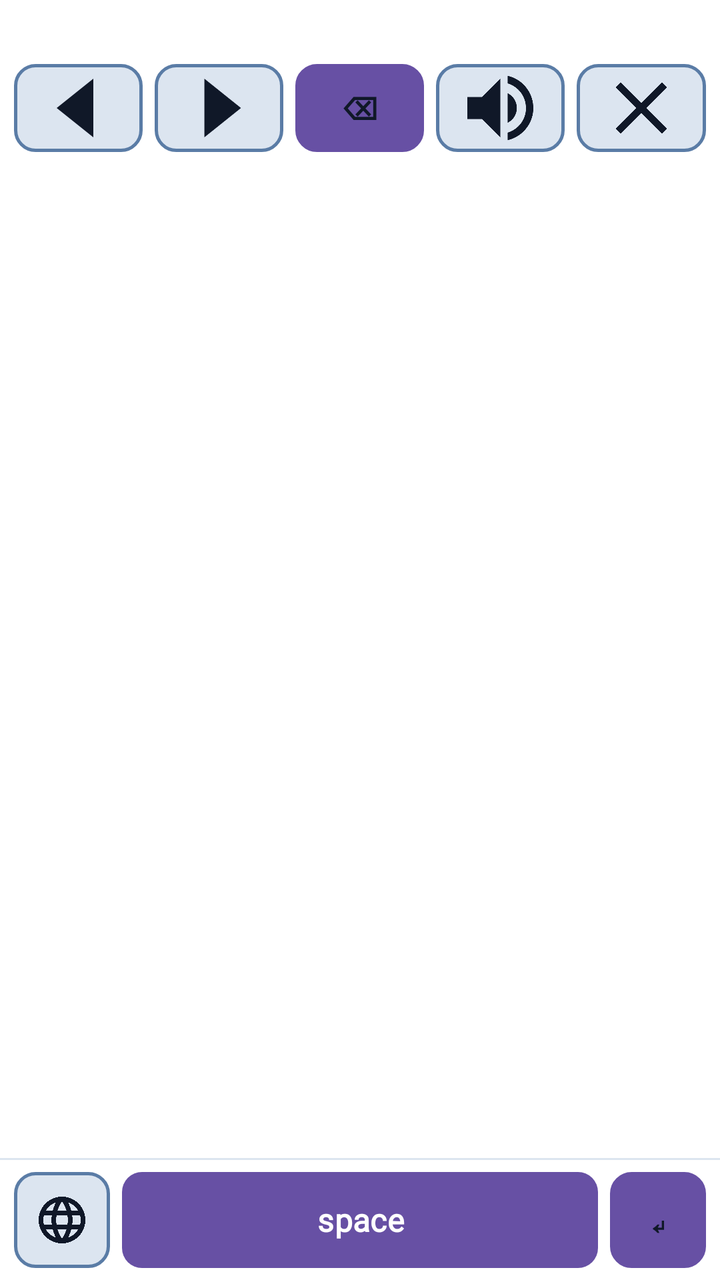
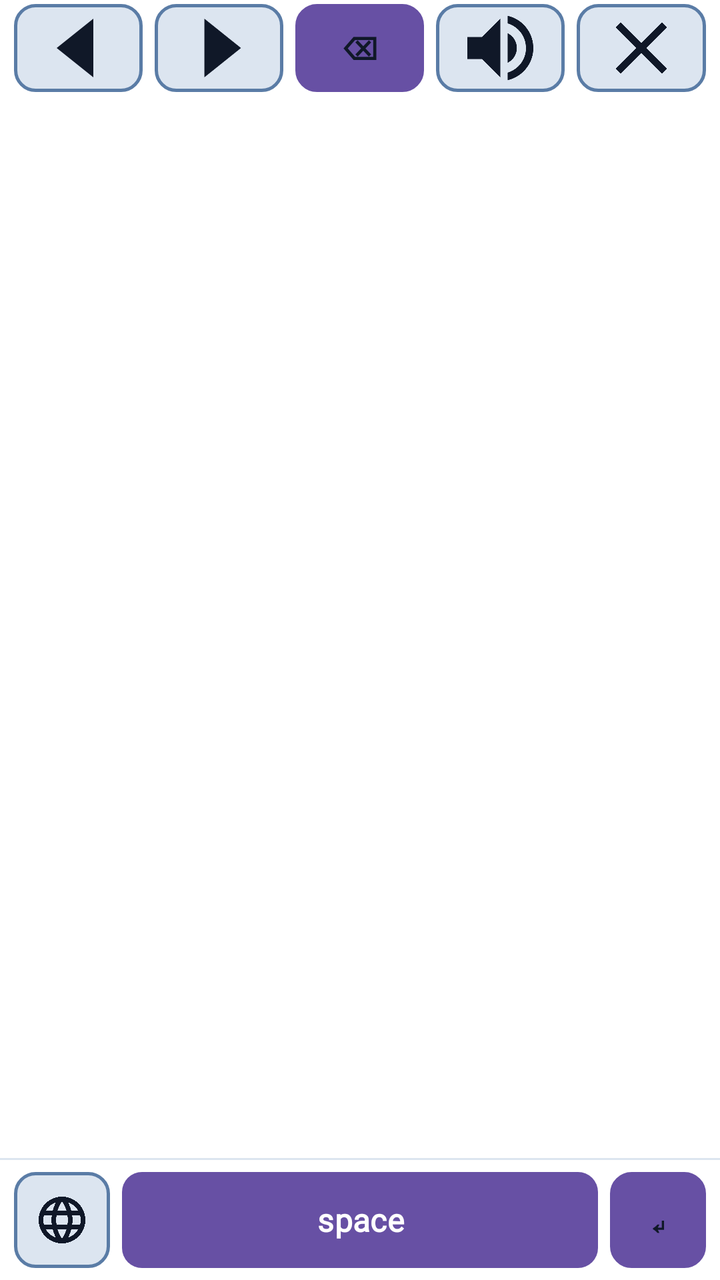

Screens rendered from an Android XML layout before and after an edit, with the pre-edit source and the edit as a unified diff.
<!-- AndroidManifest.xml: application theme Theme.PictoKeyboard -->
<!-- res/layout/keyboard_view.xml -->
<?xml version="1.0" encoding="utf-8"?>
<LinearLayout xmlns:android="http://schemas.android.com/apk/res/android"
    xmlns:app="http://schemas.android.com/apk/res-auto"
    android:layout_width="match_parent"
    android:layout_height="wrap_content"
    android:background="@color/paper"
    android:orientation="vertical">

    
    <androidx.recyclerview.widget.RecyclerView
        android:id="@+id/list_boards"
        android:layout_width="match_parent"
        android:layout_height="@dimen/kb_tab_height"
        android:background="@color/line"
        android:clipToPadding="false"
        android:visibility="gone" />

    
    <LinearLayout
        android:id="@+id/sentence_bar"
        android:layout_width="match_parent"
        android:layout_height="@dimen/kb_sentence_bar_height"
        android:orientation="vertical">

        
        <HorizontalScrollView
            android:id="@+id/sentence_scroll"
            android:layout_width="match_parent"
            android:layout_height="@dimen/kb_phrase_height"
            android:fillViewport="true"
            android:scrollbars="none">

            <TextView
                android:id="@+id/sentence_text"
                android:layout_width="wrap_content"
                android:layout_height="match_parent"
                android:fontFamily="@font/atkinson_hyperlegible"
                android:gravity="center_vertical"
                android:paddingHorizontal="8dp"
                android:textColor="@color/ink"
                android:textSize="16sp"
                android:textStyle="bold" />
        </HorizontalScrollView>

        
        <LinearLayout
            android:layout_width="match_parent"
            android:layout_height="@dimen/kb_sentence_keys_height"
            android:orientation="horizontal"
            android:paddingHorizontal="4dp"
            android:paddingVertical="2dp">

            
            <androidx.appcompat.widget.AppCompatImageButton
                android:id="@+id/key_prev_word"
                style="@style/KbKey.Recessive"
                android:layout_width="0dp"
                android:layout_height="match_parent"
                android:layout_weight="1"
                android:contentDescription="@string/kb_prev_word"
                android:minWidth="0dp"
                android:scaleType="fitCenter"
                android:src="@drawable/ic_prev_word"
                app:tint="@color/key_text_recessive" />

            <androidx.appcompat.widget.AppCompatImageButton
                android:id="@+id/key_next_word"
                style="@style/KbKey.Recessive"
                android:layout_width="0dp"
                android:layout_height="match_parent"
                android:layout_weight="1"
                android:contentDescription="@string/kb_next_word"
                android:minWidth="0dp"
                android:scaleType="fitCenter"
                android:src="@drawable/ic_next_word"
                app:tint="@color/key_text_recessive" />

            
            <Button
                android:id="@+id/key_backspace"
                style="@style/KbKey.Recessive"
                android:layout_width="0dp"
                android:layout_height="match_parent"
                android:layout_weight="1"
                android:contentDescription="@string/kb_backspace"
                android:minWidth="0dp"
                android:text="@string/kb_backspace_icon" />

            
            <Button
                android:id="@+id/key_beautify"
                style="@style/KbKey.Recessive"
                android:layout_width="0dp"
                android:layout_height="match_parent"
                android:layout_weight="1"
                android:contentDescription="@string/kb_beautify"
                android:minWidth="0dp"
                android:text="@string/kb_beautify_icon"
                android:visibility="gone" />

            
            <androidx.appcompat.widget.AppCompatImageButton
                android:id="@+id/key_speak"
                style="@style/KbKey.Recessive"
                android:layout_width="0dp"
                android:layout_height="match_parent"
                android:layout_weight="1"
                android:contentDescription="@string/kb_speak_all"
                android:minWidth="0dp"
                android:scaleType="fitCenter"
                android:src="@drawable/ic_speak"
                app:tint="@color/key_text_recessive" />

            <androidx.appcompat.widget.AppCompatImageButton
                android:id="@+id/key_clear"
                style="@style/KbKey.Recessive"
                android:layout_width="0dp"
                android:layout_height="match_parent"
                android:layout_weight="1"
                android:contentDescription="@string/kb_clear_sentence"
                android:minWidth="0dp"
                android:scaleType="fitCenter"
                android:src="@drawable/ic_clear_sentence"
                app:tint="@color/key_text_recessive" />

            
            <androidx.appcompat.widget.AppCompatImageButton
                android:id="@+id/key_assistance"
                style="@style/KbKey.Recessive"
                android:layout_width="0dp"
                android:layout_height="match_parent"
                android:layout_marginStart="10dp"
                android:layout_weight="1"
                android:background="@drawable/bg_key_assistance"
                android:contentDescription="@string/kb_assistance"
                android:minWidth="0dp"
                android:scaleType="fitCenter"
                android:src="@drawable/ic_assistance"
                android:visibility="gone"
                app:tint="@color/on_danger" />
        </LinearLayout>
    </LinearLayout>

    
    <LinearLayout
        android:id="@+id/keyboard_body"
        android:layout_width="match_parent"
        android:layout_height="@dimen/kb_body_height"
        android:layout_weight="1"
        android:orientation="horizontal">

        <androidx.recyclerview.widget.RecyclerView
            android:id="@+id/list_categories"
            android:layout_width="@dimen/kb_category_width"
            android:layout_height="match_parent"
            android:clipToPadding="false"
            android:paddingStart="6dp"
            android:paddingEnd="0dp"
            android:paddingVertical="4dp" />

        <androidx.recyclerview.widget.RecyclerView
            android:id="@+id/grid_pictos"
            android:layout_width="0dp"
            android:layout_height="match_parent"
            android:layout_weight="1"
            android:clipToPadding="false"
            android:padding="4dp" />
    </LinearLayout>

    <TextView
        android:id="@+id/empty_hint"
        android:layout_width="match_parent"
        android:layout_height="wrap_content"
        android:fontFamily="@font/atkinson_hyperlegible"
        android:gravity="center"
        android:padding="12dp"
        android:text="@string/kb_empty_hint"
        android:textColor="@color/ink_soft"
        android:textSize="14sp"
        android:visibility="gone" />

    
    <View
        android:layout_width="match_parent"
        android:layout_height="@dimen/kb_hairline"
        android:background="@color/line" />

    
    <LinearLayout
        android:layout_width="match_parent"
        android:layout_height="@dimen/kb_action_row_height"
        android:orientation="horizontal"
        android:paddingHorizontal="4dp"
        android:paddingVertical="6dp">

        
        <androidx.appcompat.widget.AppCompatImageButton
            android:id="@+id/key_switch"
            style="@style/KbKey.Recessive"
            android:layout_width="wrap_content"
            android:layout_height="48dp"
            android:contentDescription="@string/kb_switch"
            android:scaleType="fitCenter"
            android:src="@drawable/ic_switch_keyboard"
            app:tint="@color/key_text_recessive" />

        <Button
            android:id="@+id/key_space"
            style="@style/KbKey.Primary"
            android:layout_width="0dp"
            android:layout_height="48dp"
            android:layout_weight="1"
            android:text="@string/kb_space" />

        <Button
            android:id="@+id/key_enter"
            style="@style/KbKey.Recessive"
            android:layout_width="wrap_content"
            android:layout_height="48dp"
            android:contentDescription="@string/kb_enter"
            android:text="@string/kb_enter_icon" />
    </LinearLayout>

</LinearLayout>
<!-- resources referenced by this layout -->
<resources>
  <color name="ink">#FF101828</color>
  <color name="ink_soft">#FF4A5568</color>
  <color name="line">#FFDCE5F0</color>
  <color name="on_danger">#FFFFFFFF</color>
  <color name="paper">#FFFFFFFF</color>
  <dimen name="kb_action_row_height">60dp</dimen>
  <dimen name="kb_body_height">280dp</dimen>
  <dimen name="kb_category_width">96dp</dimen>
  <dimen name="kb_hairline">1dp</dimen>
  <dimen name="kb_phrase_height">30dp</dimen>
  <dimen name="kb_sentence_bar_height">78dp</dimen>
  <dimen name="kb_sentence_keys_height">48dp</dimen>
  <dimen name="kb_tab_height">52dp</dimen>
  <!-- drawable bg_key_assistance (drawable) -->
  <?xml version="1.0" encoding="utf-8"?>
  <selector xmlns:android="http://schemas.android.com/apk/res/android">
      <item android:state_pressed="true">
          <shape android:shape="rectangle">
              <solid android:color="@color/ink" />
              <corners android:radius="10dp" />
          </shape>
      </item>
      <item>
          <shape android:shape="rectangle">
              <solid android:color="@color/danger" />
              <corners android:radius="10dp" />
          </shape>
      </item>
  </selector>
  <!-- drawable ic_clear_sentence (drawable) -->
  <?xml version="1.0" encoding="utf-8"?>
  <vector xmlns:android="http://schemas.android.com/apk/res/android"
      android:width="24dp"
      android:height="24dp"
      android:viewportWidth="24"
      android:viewportHeight="24">
      <path
          android:fillColor="@color/ink"
          android:pathData="M19,6.41L17.59,5 12,10.59 6.41,5 5,6.41 10.59,12 5,17.59 6.41,19 12,13.41 17.59,19 19,17.59 13.41,12z" />
  </vector>
  <!-- drawable ic_next_word (drawable) -->
  <?xml version="1.0" encoding="utf-8"?>
  <vector xmlns:android="http://schemas.android.com/apk/res/android"
      android:width="24dp"
      android:height="24dp"
      android:viewportWidth="24"
      android:viewportHeight="24">
      <path
          android:fillColor="@color/ink"
          android:pathData="M8,4L8,20 18,12Z" />
  </vector>
  <!-- drawable ic_prev_word (drawable) -->
  <?xml version="1.0" encoding="utf-8"?>
  <vector xmlns:android="http://schemas.android.com/apk/res/android"
      android:width="24dp"
      android:height="24dp"
      android:viewportWidth="24"
      android:viewportHeight="24">
      <path
          android:fillColor="@color/ink"
          android:pathData="M16,4L16,20 6,12Z" />
  </vector>
  <string name="kb_assistance">Call for help</string>
  <string name="kb_backspace">Backspace</string>
  <string name="kb_backspace_icon" translatable="false">⌫</string>
  <string name="kb_beautify">Say it better</string>
  <string name="kb_beautify_icon">\u2728</string>
  <string name="kb_clear_sentence">Clear the phrase</string>
  <string name="kb_empty_hint">No categories yet. Open settings to set up the board.</string>
  <string name="kb_enter">Enter</string>
  <string name="kb_enter_icon" translatable="false">↵</string>
  <string name="kb_next_word">Next word</string>
  <string name="kb_prev_word">Previous word</string>
  <string name="kb_space">space</string>
  <string name="kb_speak_all">Say the whole phrase</string>
  <string name="kb_switch">Switch keyboard</string>
  <style name="KbKey.Primary">
          <item name="android:background">@drawable/bg_key_primary</item>
          <item name="android:textColor">@color/key_text_primary</item>
      </style>
  <style name="KbKey.Recessive">
          <item name="android:background">@drawable/bg_key_recessive</item>
          <item name="android:textColor">@color/key_text_recessive</item>
      </style>
  <style name="Theme.PictoKeyboard" parent="Theme.Material3.DayNight.NoActionBar">
          <item name="android:windowBackground">@color/paper</item>
      </style>
  <color name="danger">#FFA02B22</color>
  <color name="accent">#FF1A56A8</color>
  <color name="line_strong">#FF5A7CA6</color>
  <!-- unchanged entries left out for length: 5 -->
</resources>

<!-- the commit's change to res/layout/keyboard_view.xml (unified diff, before → after) -->
@@ -20,126 +20,99 @@
         android:id="@+id/sentence_bar"
         android:layout_width="match_parent"
         android:layout_height="@dimen/kb_sentence_bar_height"
-        android:orientation="vertical">
+        android:orientation="horizontal"
+        android:paddingHorizontal="4dp"
+        android:paddingVertical="2dp">
 
         
-        <HorizontalScrollView
-            android:id="@+id/sentence_scroll"
-            android:layout_width="match_parent"
-            android:layout_height="@dimen/kb_phrase_height"
-            android:fillViewport="true"
-            android:scrollbars="none">
+        <androidx.appcompat.widget.AppCompatImageButton
+            android:id="@+id/key_prev_word"
+            style="@style/KbKey.Recessive"
+            android:layout_width="0dp"
+            android:layout_height="match_parent"
+            android:layout_weight="1"
+            android:contentDescription="@string/kb_prev_word"
+            android:minWidth="0dp"
+            android:scaleType="fitCenter"
+            android:src="@drawable/ic_prev_word"
+            app:tint="@color/key_text_recessive" />
 
-            <TextView
-                android:id="@+id/sentence_text"
-                android:layout_width="wrap_content"
-                android:layout_height="match_parent"
-                android:fontFamily="@font/atkinson_hyperlegible"
-                android:gravity="center_vertical"
-                android:paddingHorizontal="8dp"
-                android:textColor="@color/ink"
-                android:textSize="16sp"
-                android:textStyle="bold" />
-        </HorizontalScrollView>
+        <androidx.appcompat.widget.AppCompatImageButton
+            android:id="@+id/key_next_word"
+            style="@style/KbKey.Recessive"
+            android:layout_width="0dp"
+            android:layout_height="match_parent"
+            android:layout_weight="1"
+            android:contentDescription="@string/kb_next_word"
+            android:minWidth="0dp"
+            android:scaleType="fitCenter"
+            android:src="@drawable/ic_next_word"
+            app:tint="@color/key_text_recessive" />
 
         
-        <LinearLayout
-            android:layout_width="match_parent"
-            android:layout_height="@dimen/kb_sentence_keys_height"
-            android:orientation="horizontal"
-            android:paddingHorizontal="4dp"
-            android:paddingVertical="2dp">
+        <Button
+            android:id="@+id/key_backspace"
+            style="@style/KbKey.Recessive"
+            android:layout_width="0dp"
+            android:layout_height="match_parent"
+            android:layout_weight="1"
+            android:contentDescription="@string/kb_backspace"
+            android:minWidth="0dp"
+            android:text="@string/kb_backspace_icon" />
 
-            
-            <androidx.appcompat.widget.AppCompatImageButton
-                android:id="@+id/key_prev_word"
-                style="@style/KbKey.Recessive"
-                android:layout_width="0dp"
-                android:layout_height="match_parent"
-                android:layout_weight="1"
-                android:contentDescription="@string/kb_prev_word"
-                android:minWidth="0dp"
-                android:scaleType="fitCenter"
-                android:src="@drawable/ic_prev_word"
-                app:tint="@color/key_text_recessive" />
+        
+        <Button
+            android:id="@+id/key_beautify"
+            style="@style/KbKey.Recessive"
+            android:layout_width="0dp"
+            android:layout_height="match_parent"
+            android:layout_weight="1"
+            android:contentDescription="@string/kb_beautify"
+            android:minWidth="0dp"
+            android:text="@string/kb_beautify_icon"
+            android:visibility="gone" />
 
-            <androidx.appcompat.widget.AppCompatImageButton
-                android:id="@+id/key_next_word"
-                style="@style/KbKey.Recessive"
-                android:layout_width="0dp"
-                android:layout_height="match_parent"
-                android:layout_weight="1"
-                android:contentDescription="@string/kb_next_word"
-                android:minWidth="0dp"
-                android:scaleType="fitCenter"
-                android:src="@drawable/ic_next_word"
-                app:tint="@color/key_text_recessive" />
+        
+        <androidx.appcompat.widget.AppCompatImageButton
+            android:id="@+id/key_speak"
+            style="@style/KbKey.Recessive"
+            android:layout_width="0dp"
+            android:layout_height="match_parent"
+            android:layout_weight="1"
+            android:contentDescription="@string/kb_speak_all"
+            android:minWidth="0dp"
+            android:scaleType="fitCenter"
+            android:src="@drawable/ic_speak"
+            app:tint="@color/key_text_recessive" />
 
-            
-            <Button
-                android:id="@+id/key_backspace"
-                style="@style/KbKey.Recessive"
-                android:layout_width="0dp"
-                android:layout_height="match_parent"
-                android:layout_weight="1"
-                android:contentDescription="@string/kb_backspace"
-                android:minWidth="0dp"
-                android:text="@string/kb_backspace_icon" />
+        <androidx.appcompat.widget.AppCompatImageButton
+            android:id="@+id/key_clear"
+            style="@style/KbKey.Recessive"
+            android:layout_width="0dp"
+            android:layout_height="match_parent"
+            android:layout_weight="1"
+            android:contentDescription="@string/kb_clear_sentence"
+            android:minWidth="0dp"
+            android:scaleType="fitCenter"
+            android:src="@drawable/ic_clear_sentence"
+            app:tint="@color/key_text_recessive" />
 
-            
-            <Button
-                android:id="@+id/key_beautify"
-                style="@style/KbKey.Recessive"
-                android:layout_width="0dp"
-                android:layout_height="match_parent"
-                android:layout_weight="1"
-                android:contentDescription="@string/kb_beautify"
-                android:minWidth="0dp"
-                android:text="@string/kb_beautify_icon"
-                android:visibility="gone" />
-
-            
-            <androidx.appcompat.widget.AppCompatImageButton
-                android:id="@+id/key_speak"
-                style="@style/KbKey.Recessive"
-                android:layout_width="0dp"
-                android:layout_height="match_parent"
-                android:layout_weight="1"
-                android:contentDescription="@string/kb_speak_all"
-                android:minWidth="0dp"
-                android:scaleType="fitCenter"
-                android:src="@drawable/ic_speak"
-                app:tint="@color/key_text_recessive" />
-
-            <androidx.appcompat.widget.AppCompatImageButton
-                android:id="@+id/key_clear"
-                style="@style/KbKey.Recessive"
-                android:layout_width="0dp"
-                android:layout_height="match_parent"
-                android:layout_weight="1"
-                android:contentDescription="@string/kb_clear_sentence"
-                android:minWidth="0dp"
-                android:scaleType="fitCenter"
-                android:src="@drawable/ic_clear_sentence"
-                app:tint="@color/key_text_recessive" />
-
-            
-            <androidx.appcompat.widget.AppCompatImageButton
-                android:id="@+id/key_assistance"
-                style="@style/KbKey.Recessive"
-                android:layout_width="0dp"
-                android:layout_height="match_parent"
-                android:layout_marginStart="10dp"
-                android:layout_weight="1"
-                android:background="@drawable/bg_key_assistance"
-                android:contentDescription="@string/kb_assistance"
-                android:minWidth="0dp"
-                android:scaleType="fitCenter"
-                android:src="@drawable/ic_assistance"
-                android:visibility="gone"
-                app:tint="@color/on_danger" />
-        </LinearLayout>
-    </LinearLayout>
+        
+        <androidx.appcompat.widget.AppCompatImageButton
+            android:id="@+id/key_assistance"
+            style="@style/KbKey.Recessive"
+            android:layout_width="0dp"
+            android:layout_height="match_parent"
+            android:layout_marginStart="10dp"
+            android:layout_weight="1"
+            android:background="@drawable/bg_key_assistance"
+            android:contentDescription="@string/kb_assistance"
+            android:minWidth="0dp"
+            android:scaleType="fitCenter"
+            android:src="@drawable/ic_assistance"
+            android:visibility="gone"
+            app:tint="@color/on_danger" />
+</LinearLayout>
 
     
     <LinearLayout
<!-- resource entries referenced after the edit -->
@@ -9,14 +9,19 @@
   <dimen name="kb_body_height">280dp</dimen>
   <dimen name="kb_category_width">96dp</dimen>
   <dimen name="kb_hairline">1dp</dimen>
-  <dimen name="kb_phrase_height">30dp</dimen>
-  <dimen name="kb_sentence_bar_height">78dp</dimen>
-  <dimen name="kb_sentence_keys_height">48dp</dimen>
+  <dimen name="kb_sentence_bar_height">48dp</dimen>
   <dimen name="kb_tab_height">52dp</dimen>
   <!-- drawable bg_key_assistance (drawable) -->
   <?xml version="1.0" encoding="utf-8"?>
   <selector xmlns:android="http://schemas.android.com/apk/res/android">
       <item android:state_pressed="true">
+          <shape android:shape="rectangle">
+              <solid android:color="@color/ink" />
+              <corners android:radius="10dp" />
+          </shape>
+      </item>
+      
+      <item android:state_activated="true">
           <shape android:shape="rectangle">
               <solid android:color="@color/ink" />
               <corners android:radius="10dp" />
@@ -67,7 +72,7 @@
   <string name="kb_backspace_icon" translatable="false">⌫</string>
   <string name="kb_beautify">Say it better</string>
   <string name="kb_beautify_icon">\u2728</string>
-  <string name="kb_clear_sentence">Clear the phrase</string>
+  <string name="kb_clear_sentence">Start a new phrase</string>
   <string name="kb_empty_hint">No categories yet. Open settings to set up the board.</string>
   <string name="kb_enter">Enter</string>
   <string name="kb_enter_icon" translatable="false">↵</string>
